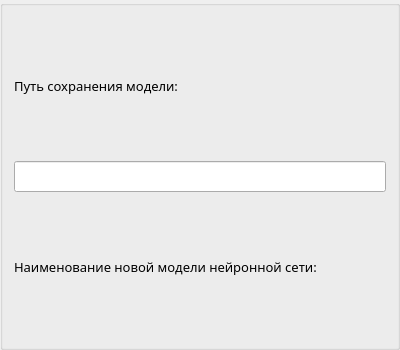
First picture: the form in pageSandbox/newmodelgroupbox.ui, repository Marator2K07/LSTM_Text_Generator, before the edit.
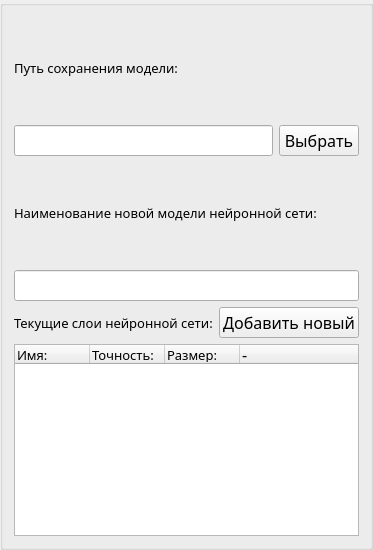
Second picture: the form after the edit.

Commit message: Слегка обновленный дизайн.

Patch:
```diff
--- a/pageSandbox/newmodelgroupbox.ui
+++ b/pageSandbox/newmodelgroupbox.ui
@@ -6,8 +6,8 @@
    <rect>
     <x>0</x>
     <y>0</y>
-    <width>400</width>
-    <height>350</height>
+    <width>350</width>
+    <height>550</height>
    </rect>
   </property>
   <property name="font">
@@ -34,7 +34,24 @@
     </widget>
    </item>
    <item>
-    <widget class="QLineEdit" name="savePathLineEdit"/>
+    <layout class="QHBoxLayout" name="horizontalLayout">
+     <item>
+      <widget class="QLineEdit" name="savePathLineEdit"/>
+     </item>
+     <item>
+      <widget class="QPushButton" name="pushButton">
+       <property name="font">
+        <font>
+         <family>Bahnschrift SemiCondensed</family>
+         <pointsize>12</pointsize>
+        </font>
+       </property>
+       <property name="text">
+        <string>Выбрать</string>
+       </property>
+      </widget>
+     </item>
+    </layout>
    </item>
    <item>
     <widget class="QLabel" name="modelNameLabel">
@@ -49,6 +66,131 @@
      </property>
     </widget>
    </item>
+   <item>
+    <widget class="QLineEdit" name="lineEdit"/>
+   </item>
+   <item>
+    <layout class="QHBoxLayout" name="horizontalLayout_2">
+     <item>
+      <widget class="QLabel" name="layersLabel">
+       <property name="font">
+        <font>
+         <family>Segoe UI Light</family>
+         <pointsize>10</pointsize>
+        </font>
+       </property>
+       <property name="text">
+        <string>Текущие слои нейронной сети:</string>
+       </property>
+      </widget>
+     </item>
+     <item>
+      <widget class="QPushButton" name="newLayerButton">
+       <property name="sizePolicy">
+        <sizepolicy hsizetype="Maximum" vsizetype="Maximum">
+         <horstretch>0</horstretch>
+         <verstretch>0</verstretch>
+        </sizepolicy>
+       </property>
+       <property name="font">
+        <font>
+         <family>Bahnschrift SemiCondensed</family>
+         <pointsize>12</pointsize>
+        </font>
+       </property>
+       <property name="text">
+        <string>Добавить новый</string>
+       </property>
+      </widget>
+     </item>
+    </layout>
+   </item>
+   <item>
+    <widget class="QTableWidget" name="layersTableWidget">
+     <property name="sizePolicy">
+      <sizepolicy hsizetype="Expanding" vsizetype="Minimum">
+       <horstretch>0</horstretch>
+       <verstretch>0</verstretch>
+      </sizepolicy>
+     </property>
+     <property name="textElideMode">
+      <enum>Qt::ElideMiddle</enum>
+     </property>
+     <property name="columnCount">
+      <number>4</number>
+     </property>
+     <attribute name="horizontalHeaderCascadingSectionResizes">
+      <bool>true</bool>
+     </attribute>
+     <attribute name="horizontalHeaderMinimumSectionSize">
+      <number>30</number>
+     </attribute>
+     <attribute name="horizontalHeaderDefaultSectionSize">
+      <number>75</number>
+     </attribute>
+     <attribute name="horizontalHeaderHighlightSections">
+      <bool>true</bool>
+     </attribute>
+     <attribute name="horizontalHeaderShowSortIndicator" stdset="0">
+      <bool>true</bool>
+     </attribute>
+     <attribute name="horizontalHeaderStretchLastSection">
+      <bool>true</bool>
+     </attribute>
+     <column>
+      <property name="text">
+       <string>Имя:</string>
+      </property>
+      <property name="font">
+       <font>
+        <pointsize>10</pointsize>
+       </font>
+      </property>
+      <property name="textAlignment">
+       <set>AlignLeading|AlignVCenter</set>
+      </property>
+     </column>
+     <column>
+      <property name="text">
+       <string>Точность:</string>
+      </property>
+      <property name="font">
+       <font>
+        <pointsize>10</pointsize>
+       </font>
+      </property>
+      <property name="textAlignment">
+       <set>AlignLeading|AlignVCenter</set>
+      </property>
+     </column>
+     <column>
+      <property name="text">
+       <string>Размер:</string>
+      </property>
+      <property name="font">
+       <font>
+        <pointsize>10</pointsize>
+       </font>
+      </property>
+      <property name="textAlignment">
+       <set>AlignLeading|AlignVCenter</set>
+      </property>
+     </column>
+     <column>
+      <property name="text">
+       <string>-</string>
+      </property>
+      <property name="font">
+       <font>
+        <kerning>false</kerning>
+       </font>
+      </property>
+      <property name="textAlignment">
+       <set>AlignLeading|AlignVCenter</set>
+      </property>
+     </column>
+    </widget>
+   </item>
   </layout>
  </widget>
  <resources/>
```
